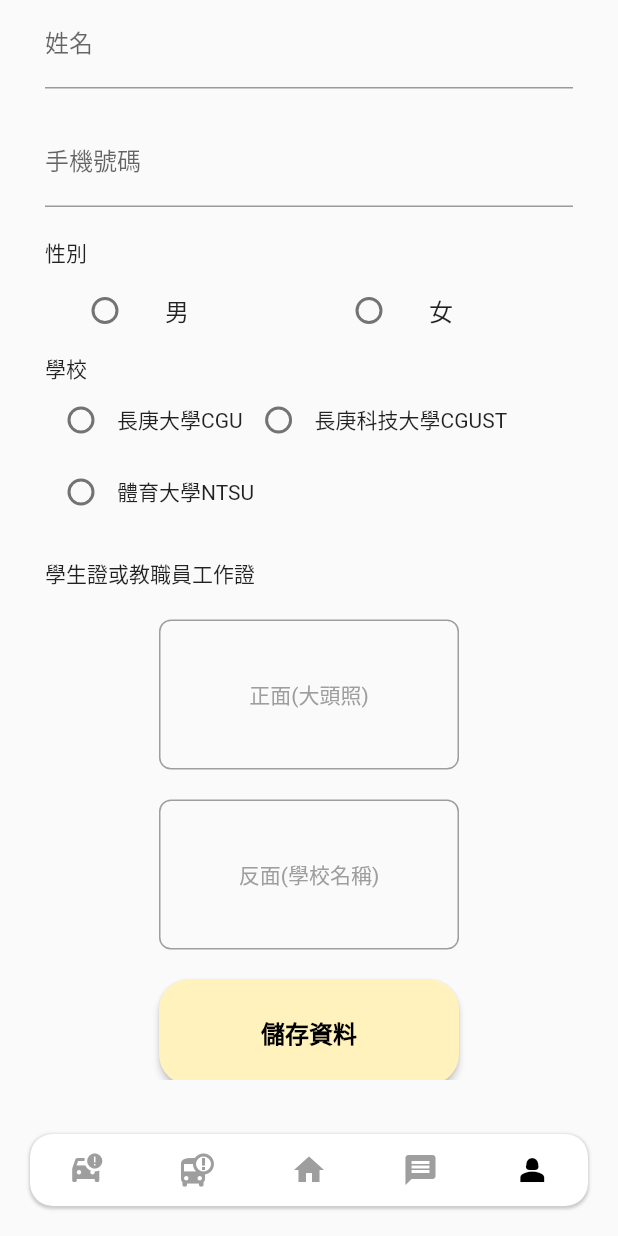
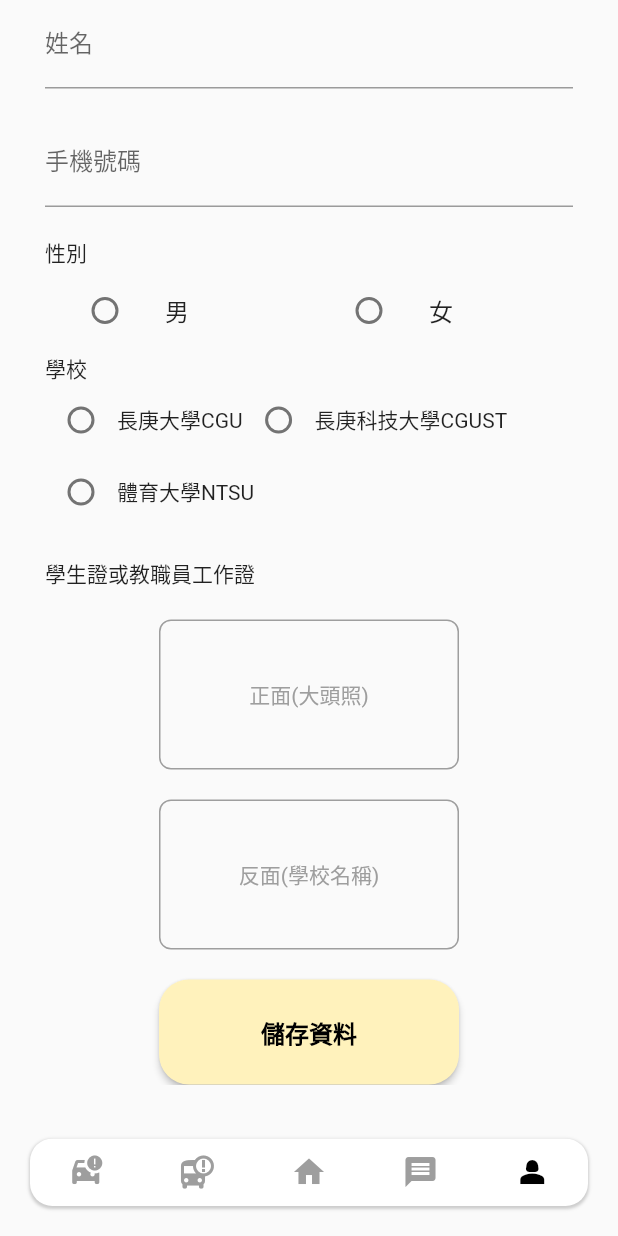
Before and after one commit to DraggyChen/pickup_flutter_app, a Flutter app: the screen it shows after launch, item 5 of the bottom bar chosen, scrolled down 244 dp, on a phone screen of 412 x 824 dp. Run offline on Flutter 3.47's test engine with Material 2 defaults, Android fonts, the light colour scheme and no system bars; our stand-ins replace image_picker, mask_text_input_formatter.

Commit message:
首頁：解決ios下方bar高度比例錯誤，使用平台動態設定bar高度

```diff
--- a/lib/view/navigation_bar.dart
+++ b/lib/view/navigation_bar.dart
@@ -1,3 +1,5 @@
+import 'dart:io'; // 用於檢測操作系統
+
 import 'package:flutter/cupertino.dart';
 import 'package:flutter/material.dart';
 import 'package:pickup/view/home_page.dart';
@@ -56,6 +58,9 @@ class _NavigationBarState extends State<Navigation_Bar> {
           borderRadius: BorderRadius.circular(15.0),
           //因為只放icon不放label 不考慮 BottomNavigationBar
           child: BottomAppBar(
+            elevation: 0, // 刪除陰影
+            child: Container( // 添加這個Container
+              height: Platform.isIOS ? 10 : 45, // 根據平台動態設定高度，使用import 'dart:io';
               child: Row(
                 mainAxisAlignment: MainAxisAlignment.spaceAround,
                 children: <Widget>[
@@ -87,6 +92,8 @@ class _NavigationBarState extends State<Navigation_Bar> {
                 ],
               ),
             ),
+
+          ),
         ),
       ),
     );
```
Lines whose indentation alone changed are shown as unchanged.
